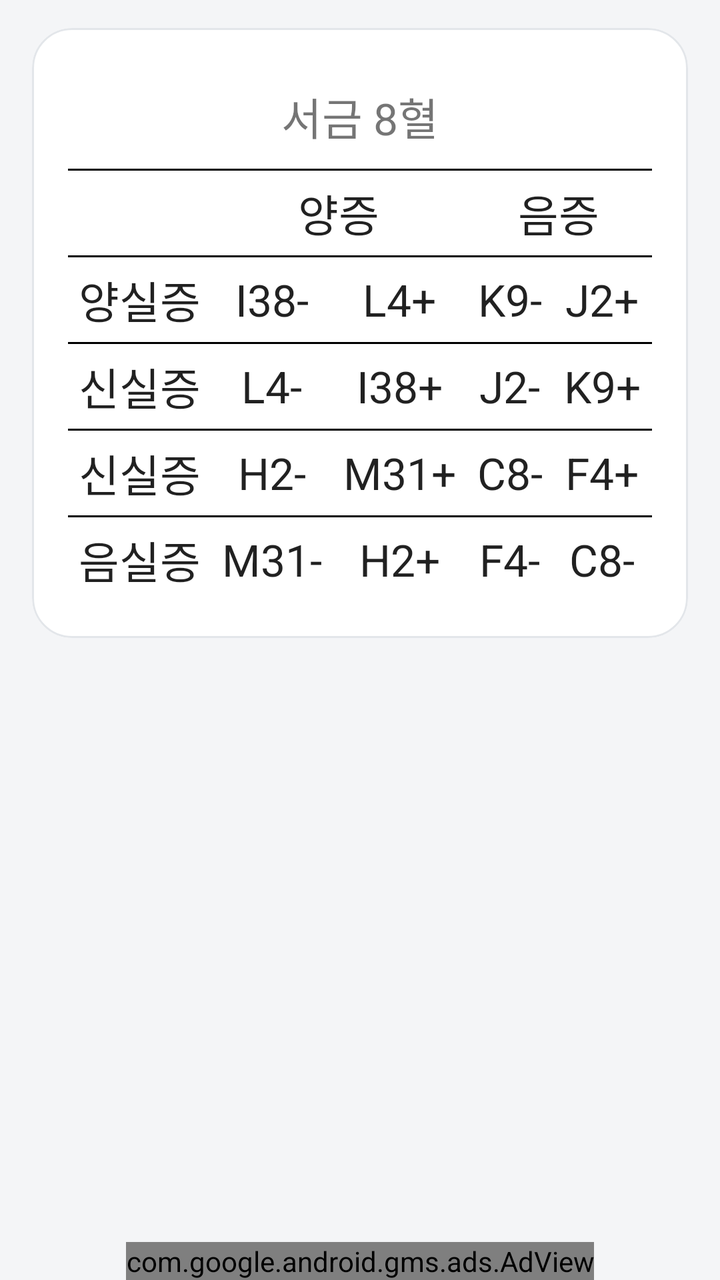
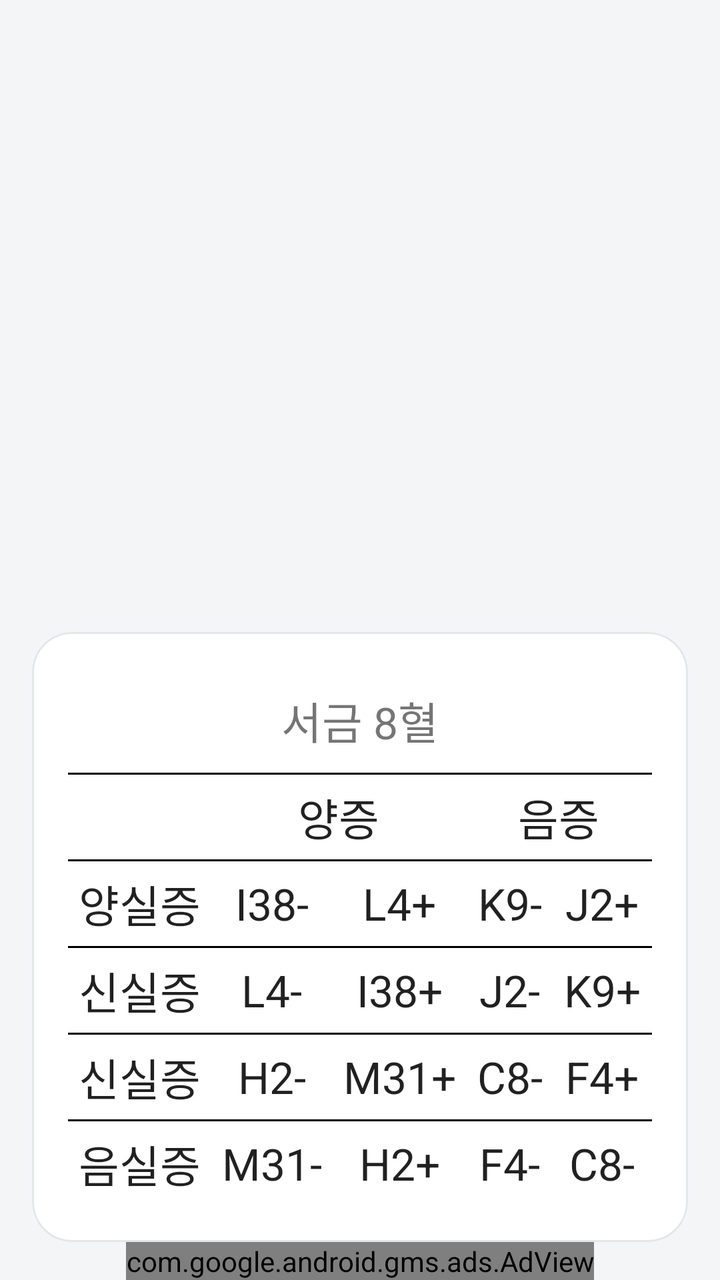

The first picture is an Android layout as it rendered before a commit; the second is the same layout after the commit. The layout source and the unified diff follow.
<!-- AndroidManifest.xml: application theme AppTheme -->
<!-- res/layout/activity_eightholes.xml -->
<RelativeLayout xmlns:android="http://schemas.android.com/apk/res/android"
    xmlns:tools="http://schemas.android.com/tools"
    xmlns:app="http://schemas.android.com/apk/res-auto"
    xmlns:ads="http://schemas.android.com/apk/res-auto"
    android:paddingLeft="16dp"
    android:paddingRight="16dp"
    android:paddingTop="14dp"
    android:layout_width="match_parent"
    android:layout_height="match_parent"
    tools:context=".MainActivity" >

    <com.google.android.material.card.MaterialCardView
        android:layout_width="match_parent"
        android:layout_height="wrap_content"
        app:cardBackgroundColor="@color/surface"
        app:cardCornerRadius="@dimen/card_radius"
        app:cardElevation="0dp"
        app:strokeColor="@color/outline"
        app:strokeWidth="1dp" >

    <LinearLayout
        android:layout_width="match_parent"
        android:layout_height="wrap_content"
        android:orientation="vertical"
        android:padding="18dp" >

        <TextView
            android:layout_width="wrap_content"
            android:layout_height="wrap_content"
            android:layout_gravity="center"
            android:layout_marginTop="10dp"
            android:text="서금 8혈"
            android:textSize="22sp" />

        <TableLayout
            android:layout_width="fill_parent"
            android:layout_height="wrap_content"
            android:layout_marginTop="10dp"
            android:stretchColumns="*" >

            <View
                android:layout_width="match_parent"
                android:layout_height="1dp"
                android:background="@color/black" />

            <TableRow
                android:layout_width="match_parent"
                android:layout_height="wrap_content" >

                <TextView
                    android:layout_width="wrap_content"
                    android:layout_height="wrap_content"
                    android:layout_marginBottom="5dp"
                    android:layout_marginTop="5dp"
                    android:text="" />

                <TextView
                    android:layout_width="wrap_content"
                    android:layout_height="wrap_content"
                    android:layout_gravity="center"
                    android:layout_marginBottom="5dp"
                    android:layout_marginTop="5dp"
                    android:layout_span="2"
                    android:text="양증"
                    android:textAppearance="?android:attr/textAppearanceLarge" />

                <TextView
                    android:layout_width="wrap_content"
                    android:layout_height="wrap_content"
                    android:layout_gravity="center"
                    android:layout_marginBottom="5dp"
                    android:layout_marginTop="5dp"
                    android:layout_span="2"
                    android:text="음증"
                    android:textAppearance="?android:attr/textAppearanceLarge" />
            </TableRow>

            <View
                android:layout_width="match_parent"
                android:layout_height="1dp"
                android:background="@color/black" />

            <TableRow
                android:layout_width="match_parent"
                android:layout_height="wrap_content" >

                <TextView
                    android:layout_width="wrap_content"
                    android:layout_height="wrap_content"
                    android:layout_gravity="center"
                    android:layout_marginBottom="5dp"
                    android:layout_marginTop="5dp"
                    android:text="양실증"
                    android:textAppearance="?android:attr/textAppearanceLarge" />

                <TextView
                    android:layout_width="wrap_content"
                    android:layout_height="wrap_content"
                    android:layout_gravity="center"
                    android:layout_marginBottom="5dp"
                    android:layout_marginTop="5dp"
                    android:text="I38-"
                    android:textAppearance="?android:attr/textAppearanceLarge" />

                <TextView
                    android:layout_width="wrap_content"
                    android:layout_height="wrap_content"
                    android:layout_gravity="center"
                    android:layout_marginBottom="5dp"
                    android:layout_marginTop="5dp"
                    android:text="L4+"
                    android:textAppearance="?android:attr/textAppearanceLarge" />

                <TextView
                    android:layout_width="wrap_content"
                    android:layout_height="wrap_content"
                    android:layout_gravity="center"
                    android:layout_marginBottom="5dp"
                    android:layout_marginTop="5dp"
                    android:text="K9-"
                    android:textAppearance="?android:attr/textAppearanceLarge" />

                <TextView
                    android:layout_width="wrap_content"
                    android:layout_height="wrap_content"
                    android:layout_gravity="center"
                    android:layout_marginBottom="5dp"
                    android:layout_marginTop="5dp"
                    android:text="J2+"
                    android:textAppearance="?android:attr/textAppearanceLarge" />
            </TableRow>

            <View
                android:layout_width="match_parent"
                android:layout_height="1dp"
                android:background="@color/black" />

            <TableRow
                android:layout_width="match_parent"
                android:layout_height="wrap_content" >

                <TextView
                    android:layout_width="wrap_content"
                    android:layout_height="wrap_content"
                    android:layout_gravity="center"
                    android:layout_marginBottom="5dp"
                    android:layout_marginTop="5dp"
                    android:text="신실증"
                    android:textAppearance="?android:attr/textAppearanceLarge" />

                <TextView
                    android:layout_width="wrap_content"
                    android:layout_height="wrap_content"
                    android:layout_gravity="center"
                    android:layout_marginBottom="5dp"
                    android:layout_marginTop="5dp"
                    android:text="L4-"
                    android:textAppearance="?android:attr/textAppearanceLarge" />

                <TextView
                    android:layout_width="wrap_content"
                    android:layout_height="wrap_content"
                    android:layout_gravity="center"
                    android:layout_marginBottom="5dp"
                    android:layout_marginTop="5dp"
                    android:text="I38+"
                    android:textAppearance="?android:attr/textAppearanceLarge" />

                <TextView
                    android:layout_width="wrap_content"
                    android:layout_height="wrap_content"
                    android:layout_gravity="center"
                    android:layout_marginBottom="5dp"
                    android:layout_marginTop="5dp"
                    android:text="J2-"
                    android:textAppearance="?android:attr/textAppearanceLarge" />

                <TextView
                    android:layout_width="wrap_content"
                    android:layout_height="wrap_content"
                    android:layout_gravity="center"
                    android:layout_marginBottom="5dp"
                    android:layout_marginTop="5dp"
                    android:text="K9+"
                    android:textAppearance="?android:attr/textAppearanceLarge" />
            </TableRow>

            <View
                android:layout_width="match_parent"
                android:layout_height="1dp"
                android:background="@color/black" />

            <TableRow
                android:layout_width="match_parent"
                android:layout_height="wrap_content" >

                <TextView
                    android:layout_width="wrap_content"
                    android:layout_height="wrap_content"
                    android:layout_gravity="center"
                    android:layout_marginBottom="5dp"
                    android:layout_marginTop="5dp"
                    android:text="신실증"
                    android:textAppearance="?android:attr/textAppearanceLarge" />

                <TextView
                    android:layout_width="wrap_content"
                    android:layout_height="wrap_content"
                    android:layout_gravity="center"
                    android:layout_marginBottom="5dp"
                    android:layout_marginTop="5dp"
                    android:text="H2-"
                    android:textAppearance="?android:attr/textAppearanceLarge" />

                <TextView
                    android:layout_width="wrap_content"
                    android:layout_height="wrap_content"
                    android:layout_gravity="center"
                    android:layout_marginBottom="5dp"
                    android:layout_marginTop="5dp"
                    android:text="M31+"
                    android:textAppearance="?android:attr/textAppearanceLarge" />

                <TextView
                    android:layout_width="wrap_content"
                    android:layout_height="wrap_content"
                    android:layout_gravity="center"
                    android:layout_marginBottom="5dp"
                    android:layout_marginTop="5dp"
                    android:text="C8-"
                    android:textAppearance="?android:attr/textAppearanceLarge" />

                <TextView
                    android:layout_width="wrap_content"
                    android:layout_height="wrap_content"
                    android:layout_gravity="center"
                    android:layout_marginBottom="5dp"
                    android:layout_marginTop="5dp"
                    android:text="F4+"
                    android:textAppearance="?android:attr/textAppearanceLarge" />
            </TableRow>

            <View
                android:layout_width="match_parent"
                android:layout_height="1dp"
                android:background="@color/black" />

            <TableRow
                android:layout_width="match_parent"
                android:layout_height="wrap_content" >

                <TextView
                    android:layout_width="wrap_content"
                    android:layout_height="wrap_content"
                    android:layout_gravity="center"
                    android:layout_marginBottom="5dp"
                    android:layout_marginTop="5dp"
                    android:text="음실증"
                    android:textAppearance="?android:attr/textAppearanceLarge" />

                <TextView
                    android:layout_width="wrap_content"
                    android:layout_height="wrap_content"
                    android:layout_gravity="center"
                    android:layout_marginBottom="5dp"
                    android:layout_marginTop="5dp"
                    android:text="M31-"
                    android:textAppearance="?android:attr/textAppearanceLarge" />

                <TextView
                    android:layout_width="wrap_content"
                    android:layout_height="wrap_content"
                    android:layout_gravity="center"
                    android:layout_marginBottom="5dp"
                    android:layout_marginTop="5dp"
                    android:text="H2+"
                    android:textAppearance="?android:attr/textAppearanceLarge" />

                <TextView
                    android:layout_width="wrap_content"
                    android:layout_height="wrap_content"
                    android:layout_gravity="center"
                    android:layout_marginBottom="5dp"
                    android:layout_marginTop="5dp"
                    android:text="F4-"
                    android:textAppearance="?android:attr/textAppearanceLarge" />

                <TextView
                    android:layout_width="wrap_content"
                    android:layout_height="wrap_content"
                    android:layout_gravity="center"
                    android:layout_marginBottom="5dp"
                    android:layout_marginTop="5dp"
                    android:text="C8-"
                    android:textAppearance="?android:attr/textAppearanceLarge" />
            </TableRow>
        </TableLayout>
    </LinearLayout>
    </com.google.android.material.card.MaterialCardView>

    <com.google.android.gms.ads.AdView
        android:id="@+id/adView"
        android:layout_width="wrap_content"
        android:layout_height="wrap_content"
        android:layout_centerHorizontal="true"
        android:layout_alignParentBottom="true"
        ads:adSize="BANNER"
        ads:adUnitId="@string/banner_ad_unit_id" />


</RelativeLayout>
<!-- resources referenced by this layout -->
<resources>
  <color name="black">#000000</color>
  <color name="outline">#E3E6EA</color>
  <color name="surface">#FFFFFF</color>
  <dimen name="card_radius">20dp</dimen>
  <string name="banner_ad_unit_id">ca-app-pub-1253642133922353/2152469025</string>
  <style name="AppTheme" parent="AppBaseTheme">
          <item name="colorPrimary">@color/bar</item>
          <item name="colorPrimaryDark">@color/bar_dark</item>
          <item name="colorAccent">@color/accent</item>
          <item name="android:windowBackground">@color/bg</item>
          <item name="android:buttonStyle">@style/AppButton</item>
      </style>
  <style name="AppBaseTheme" parent="Theme.MaterialComponents.Light.Bridge">
          
      </style>
  <color name="bar">#14171A</color>
  <color name="bar_dark">#0B0D0F</color>
  <color name="accent">#1F6E43</color>
  <color name="bg">#F4F5F7</color>
  <style name="AppButton" parent="Widget.AppCompat.Button">
          <item name="android:background">@drawable/button_test</item>
          <item name="android:textColor">@color/text_primary</item>
          <item name="android:textSize">24sp</item>
          <item name="android:fontFamily">sans-serif-medium</item>
          <item name="android:textAllCaps">false</item>
          <item name="android:minHeight">78dp</item>
          <item name="android:stateListAnimator">@null</item>
          <item name="android:elevation">0dp</item>
      </style>
  <!-- drawable button_test (drawable) -->
  <?xml version="1.0" encoding="utf-8"?>
  <selector xmlns:android="http://schemas.android.com/apk/res/android">
      <item android:state_pressed="true">
          <shape android:shape="rectangle">
              <solid android:color="@color/accent_soft" />
              <stroke
                  android:width="1dp"
                  android:color="@color/accent" />
              <padding
                  android:left="12dp"
                  android:top="12dp"
                  android:right="12dp"
                  android:bottom="12dp" />
              <corners android:radius="16dp" />
          </shape>
      </item>
      <item>
          <shape android:shape="rectangle">
              <solid android:color="@color/surface" />
              <stroke
                  android:width="1dp"
                  android:color="@color/outline" />
              <padding
                  android:left="12dp"
                  android:top="12dp"
                  android:right="12dp"
                  android:bottom="12dp" />
              <corners android:radius="16dp" />
          </shape>
      </item>
  </selector>
  <color name="text_primary">#15181C</color>
  <color name="accent_soft">#E7F1EC</color>
</resources>

<!-- the commit's change to res/layout/activity_eightholes.xml (unified diff, before → after) -->
@@ -10,6 +10,7 @@
     tools:context=".MainActivity" >
 
     <com.google.android.material.card.MaterialCardView
+        android:layout_above="@id/adView"
         android:layout_width="match_parent"
         android:layout_height="wrap_content"
         app:cardBackgroundColor="@color/surface"
